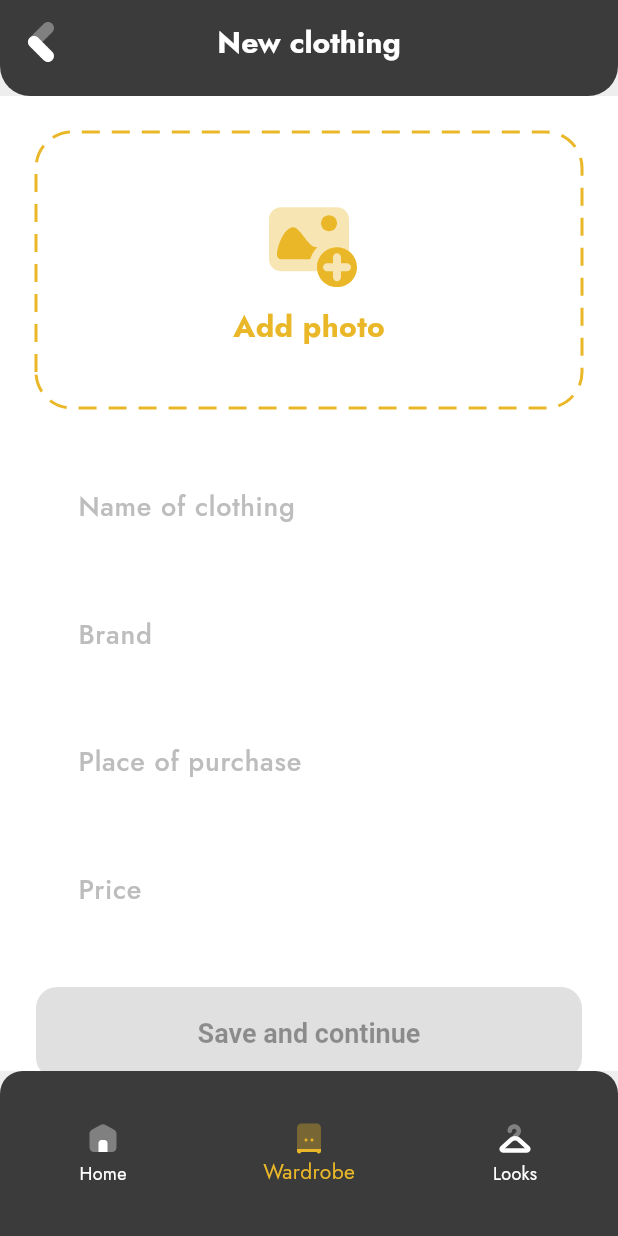
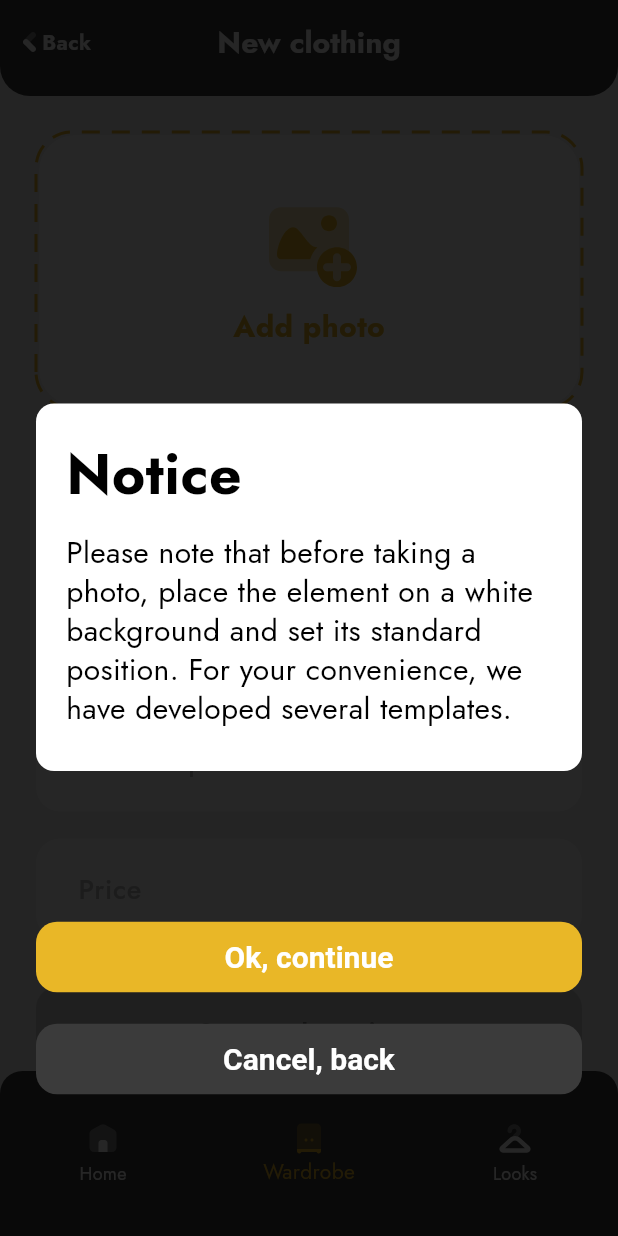
Before and after one commit to getch04/style-keeper, a Flutter app: the AddClothingPage screen opened by its route, after a tap on "Add photo", on a phone screen of 412 x 824 dp. Run offline on Flutter 3.47's test engine with Material 3 defaults, Android fonts, the phone set to English and light mode, and no system bars; drawn by our look-alikes of dotted_border; our stand-ins replace flutter_svg, geolocator, get_it, go_router, hive, hive_flutter and 1 more; accounts and stored records are empty.

Commit message:
feat: photo confimation added

```diff
--- a/lib/features/wardrobe/presentation/add_clothing_page.dart
+++ b/lib/features/wardrobe/presentation/add_clothing_page.dart
@@ -3,22 +3,40 @@ import 'package:flutter/material.dart';
 import 'package:flutter_svg/flutter_svg.dart';
 import 'package:style_keeper/core/constants/app_colors.dart';
 import 'package:style_keeper/core/constants/app_images.dart';
+import 'package:style_keeper/shared/widgets/notice_dialog.dart';
 
 class AddClothingPage extends StatelessWidget {
   const AddClothingPage({super.key});
 
+  void _showNoticeDialog(BuildContext context) {
+    showDialog(
+      context: context,
+      barrierDismissible: false,
+      barrierColor: Colors.black.withValues(alpha: 0.85),
+      builder: (context) => NoticeDialog(
+        title: 'Notice',
+        message:
+            'Please note that before taking a photo, place the element on a white background and set its standard position. For your convenience, we have developed several templates.',
+        onContinue: () {
+          Navigator.of(context).pop();
+          // TODO: Continue to photo picker
+        },
+        onCancel: () {
+          Navigator.of(context).pop();
+        },
+      ),
+    );
+  }
+
   @override
   Widget build(BuildContext context) {
     return Scaffold(
-      backgroundColor: AppColors.white,
       body: ListView(
         padding: const EdgeInsets.all(24),
         children: [
           // Photo picker
           GestureDetector(
-            onTap: () {
-              // TODO: Implement photo picker
-            },
+            onTap: () => _showNoticeDialog(context),
             child: DottedBorder(
               color: AppColors.yellow,
               strokeWidth: 2,
--- a/lib/shared/widgets/app_main_bar.dart
+++ b/lib/shared/widgets/app_main_bar.dart
@@ -32,13 +32,31 @@ class AppMainBar extends StatelessWidget implements PreferredSizeWidget {
           backgroundColor: Colors.transparent,
           elevation: 0,
           centerTitle: true,
+          leadingWidth: 100,
           leading: showBack
               ? GestureDetector(
                   onTap: onBack,
                   child: Padding(
                     padding: const EdgeInsets.all(12),
-                    child: SvgPicture.asset(
-                      AppImages.arrowBack,
+                    child: Row(
+                      children: [
+                        ConstrainedBox(
+                          constraints: const BoxConstraints(
+                            maxWidth: 16,
+                            maxHeight: 16,
+                          ),
+                          child: SvgPicture.asset(
+                            AppImages.arrowBack,
+                          ),
+                        ),
+                        const Text(
+                          "Back",
+                          style: TextStyle(
+                            color: AppColors.white,
+                            fontWeight: FontWeight.bold,
+                          ),
+                        ),
+                      ],
                     ),
                   ),
                 )
--- /dev/null
+++ b/lib/shared/widgets/notice_dialog.dart
@@ -0,0 +1,114 @@
+import 'package:flutter/material.dart';
+import 'package:style_keeper/core/constants/app_colors.dart';
+
+class NoticeDialog extends StatelessWidget {
+  final String title;
+  final String message;
+  final VoidCallback onContinue;
+  final VoidCallback onCancel;
+
+  const NoticeDialog({
+    super.key,
+    required this.title,
+    required this.message,
+    required this.onContinue,
+    required this.onCancel,
+  });
+
+  @override
+  Widget build(BuildContext context) {
+    return Dialog(
+      backgroundColor: Colors.transparent,
+      shape: RoundedRectangleBorder(
+        borderRadius: BorderRadius.circular(32),
+      ),
+      insetPadding: const EdgeInsets.symmetric(horizontal: 24, vertical: 24),
+      child: Padding(
+        padding: const EdgeInsets.symmetric(horizontal: 0, vertical: 0),
+        child: Column(
+          mainAxisSize: MainAxisSize.min,
+          crossAxisAlignment: CrossAxisAlignment.start,
+          children: [
+            const Spacer(),
+            Expanded(
+              child: Container(
+                decoration: BoxDecoration(
+                  color: AppColors.white,
+                  borderRadius: BorderRadius.circular(12),
+                ),
+                child: Padding(
+                  padding: const EdgeInsets.all(20),
+                  child: Column(
+                    crossAxisAlignment: CrossAxisAlignment.start,
+                    children: [
+                      Text(
+                        title,
+                        style: const TextStyle(
+                          fontWeight: FontWeight.bold,
+                          fontSize: 38,
+                          color: Colors.black,
+                        ),
+                      ),
+                      const SizedBox(height: 12),
+                      Text(
+                        message,
+                        style: const TextStyle(
+                          fontSize: 20,
+                          color: Colors.black,
+                          height: 1.3,
+                        ),
+                      ),
+                    ],
+                  ),
+                ),
+              ),
+            ),
+            const SizedBox(height: 100),
+            SizedBox(
+              width: double.infinity,
+              child: ElevatedButton(
+                onPressed: onContinue,
+                style: ElevatedButton.styleFrom(
+                  backgroundColor: AppColors.yellow,
+                  foregroundColor: Colors.white,
+                  padding: const EdgeInsets.symmetric(vertical: 12),
+                  shape: RoundedRectangleBorder(
+                    borderRadius: BorderRadius.circular(14),
+                  ),
+                  elevation: 0,
+                  textStyle: const TextStyle(
+                    fontWeight: FontWeight.bold,
+                    fontSize: 20,
+                  ),
+                ),
+                child: const Text('Ok, continue'),
+              ),
+            ),
+            const SizedBox(height: 20),
+            SizedBox(
+              width: double.infinity,
+              child: ElevatedButton(
+                onPressed: onCancel,
+                style: ElevatedButton.styleFrom(
+                  backgroundColor: AppColors.darkGray,
+                  foregroundColor: Colors.white,
+                  padding: const EdgeInsets.symmetric(vertical: 12),
+                  shape: RoundedRectangleBorder(
+                    borderRadius: BorderRadius.circular(14),
+                  ),
+                  elevation: 0,
+                  textStyle: const TextStyle(
+                    fontWeight: FontWeight.bold,
+                    fontSize: 20,
+                  ),
+                ),
+                child: const Text('Cancel, back'),
+              ),
+            ),
+            const SizedBox(height: 70),
+          ],
+        ),
+      ),
+    );
+  }
+}
```
